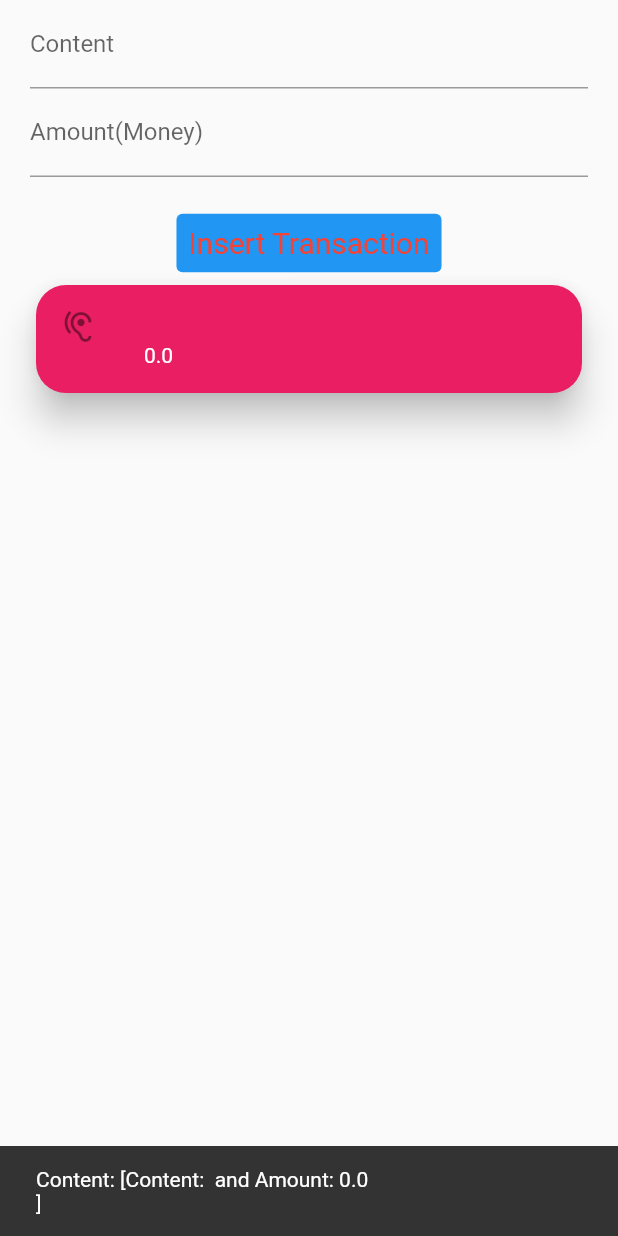
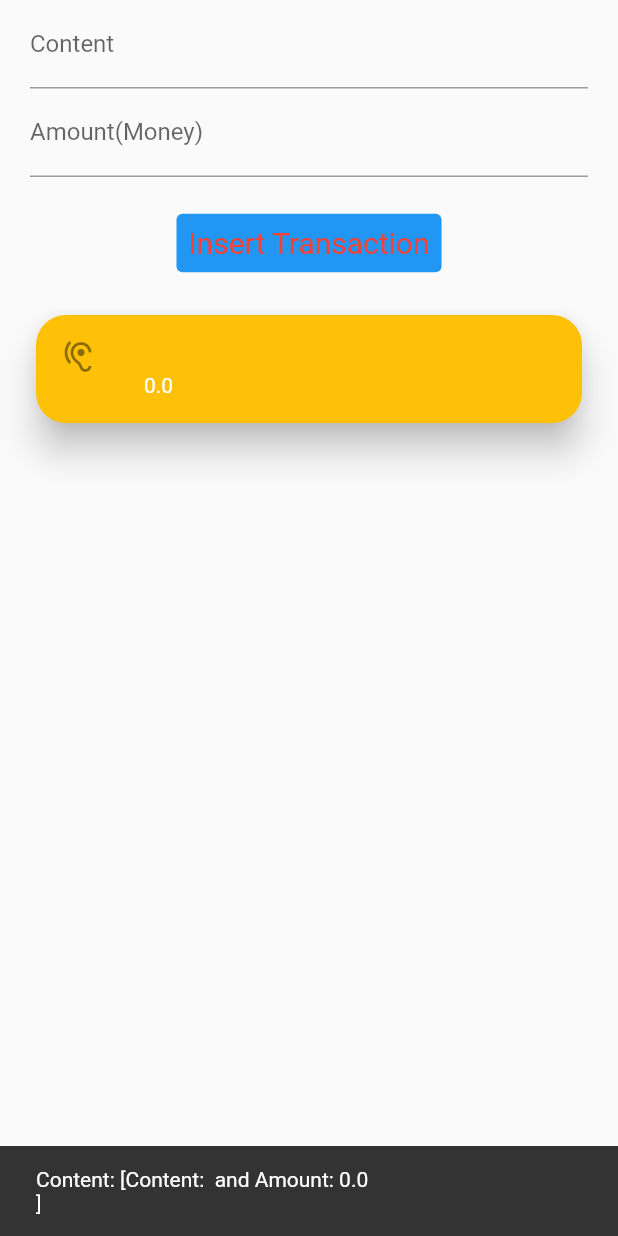
Before and after one commit to ducyb782001/FirstFlutterProject, a Flutter app: the screen it shows after launch, after a tap on "Insert Transaction", on a phone screen of 412 x 824 dp. Run offline on Flutter 3.47's test engine with Material 2 defaults, Android fonts, the phone set to English and light mode, and no system bars; missing offline and left inert: dart:ffi.

Commit message:
demo listview

```diff
--- a/app/lib/MyAppSTFull.dart
+++ b/app/lib/MyAppSTFull.dart
@@ -66,6 +66,7 @@ class _MyAppState extends State<MyAppStatefull> with WidgetsBindingObserver {
       home: Scaffold(
         body: SafeArea(
           minimum: const EdgeInsets.only(left: 20, right: 20),
+          child: SingleChildScrollView(
             child: Center(
               child: Column(
                 mainAxisAlignment: MainAxisAlignment.start,
@@ -124,6 +125,7 @@ class _MyAppState extends State<MyAppStatefull> with WidgetsBindingObserver {
             ),
           ),
         ),
+      ),
     );
   }
 }
--- a/app/lib/TransactionList.dart
+++ b/app/lib/TransactionList.dart
@@ -5,10 +5,44 @@ class TransactionList extends StatelessWidget {
   List<Transaction>? transactions;
   TransactionList({this.transactions});
 
-  List<Widget> _buildWidgetList() {
+  // List<Widget> _buildWidgetList() {
+  //   int index = 0;
+  //   return transactions!.map((e) {
+  //     index++;
+  //     return Card(
+  //       shape: RoundedRectangleBorder(
+  //         borderRadius: BorderRadius.circular(20),
+  //       ),
+  //       color: (index - 1) % 2 == 0 ? Colors.pink : Colors.amber,
+  //       elevation: 10,
+  //       child: ListTile(
+  //         leading: const Icon(Icons.hearing),
+  //         title: Text(
+  //           e.content,
+  //           style: const TextStyle(
+  //             fontWeight: FontWeight.bold,
+  //             fontSize: 18,
+  //             color: Colors.white,
+  //           ),
+  //         ),
+  //         subtitle: Text(
+  //           '${e.amount}',
+  //           style: const TextStyle(
+  //             color: Colors.white,
+  //           ),
+  //         ),
+  //         onTap: () {
+  //           print('Tap Me');
+  //         },
+  //       ),
+  //     );
+  //   }).toList();
+  // }
+  ListView _buildListView() {
     int index = 0;
-    return transactions!.map((e) {
-      index++;
+    return ListView.builder(
+        itemCount: transactions?.length,
+        itemBuilder: (context, index) {
           return Card(
             shape: RoundedRectangleBorder(
               borderRadius: BorderRadius.circular(20),
@@ -18,7 +52,7 @@ class TransactionList extends StatelessWidget {
             child: ListTile(
               leading: const Icon(Icons.hearing),
               title: Text(
-            e.content,
+                transactions![index].content,
                 style: const TextStyle(
                   fontWeight: FontWeight.bold,
                   fontSize: 18,
@@ -26,7 +60,7 @@ class TransactionList extends StatelessWidget {
                 ),
               ),
               subtitle: Text(
-            '${e.amount}',
+                '${transactions![index].amount}',
                 style: const TextStyle(
                   color: Colors.white,
                 ),
@@ -36,14 +70,21 @@ class TransactionList extends StatelessWidget {
               },
             ),
           );
-    }).toList();
+        });
   }
 
   @override
   Widget build(BuildContext context) {
-    // TODO: implement build
-    return Column(
-      children: _buildWidgetList(),
+    // Make this scrollable using ListView
+    // 1. ListView(children: <Widget>[]) => Load all children at the same time
+    // 2. ListView(itemBuilder:...) => Load only visible items
+    return Container(
+      margin: const EdgeInsets.only(top: 20),
+      height: 600,
+      // child: ListView(
+      //   children: this._buildWidgetList(),
+      // ),
+      child: _buildListView(),
     );
   }
 }
```
Lines whose indentation alone changed are shown as unchanged.
